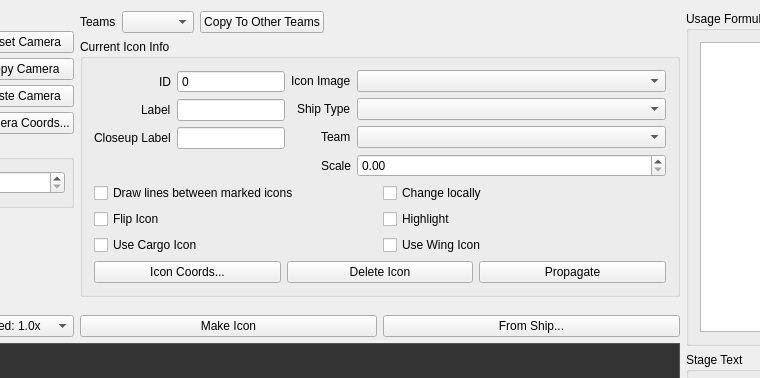
Qt form qtfred/ui/BriefingEditorDialog.ui (MjnMixael/fs2open.github.com) before a commit; both pictures show x 219 to 979 and y 0 to 378 of the 1505 by 725 pixel window.
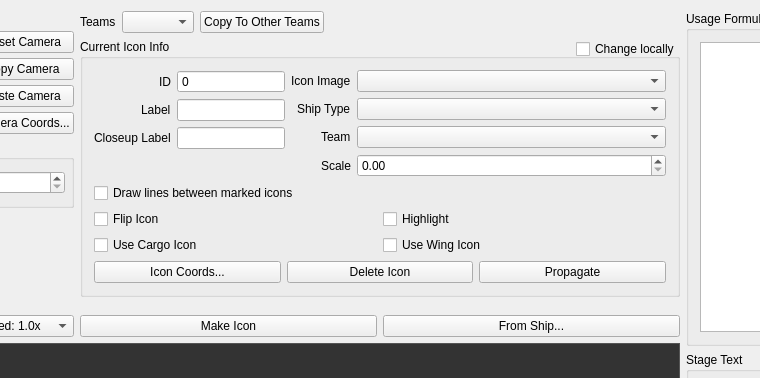
The same form after that commit. Icons and pictures are not drawn. Custom widgets are drawn as their Qt base class.

Commit message: qtfred: briefing icon editing conveniences and multi-select support

What changed in the file:
```diff
--- a/qtfred/ui/BriefingEditorDialog.ui
+++ b/qtfred/ui/BriefingEditorDialog.ui
@@ -322,7 +322,9 @@
           </layout>
          </item>
          <item>
-          <widget class="QGroupBox" name="currentIconInfoGroupBox">
+          <layout class="QGridLayout" name="currentIconOverlayLayout">
+           <item row="0" column="0">
+            <widget class="QGroupBox" name="currentIconInfoGroupBox">
            <property name="minimumSize">
             <size>
              <width>0</width>
@@ -444,13 +446,6 @@
                 </property>
                </widget>
               </item>
-              <item row="1" column="1">
-               <widget class="QCheckBox" name="changeLocallyCheckBox">
-                <property name="text">
-                 <string>Change locally</string>
-                </property>
-               </widget>
-              </item>
               <item row="1" column="0">
                <widget class="QCheckBox" name="drawLinesCheckBox">
                 <property name="text">
@@ -509,7 +504,16 @@
              </layout>
             </item>
            </layout>
-          </widget>
+            </widget>
+           </item>
+           <item row="0" column="0" alignment="Qt::AlignRight|Qt::AlignTop">
+            <widget class="QCheckBox" name="changeLocallyCheckBox">
+             <property name="text">
+              <string>Change locally</string>
+             </property>
+            </widget>
+           </item>
+          </layout>
          </item>
          <item>
           <spacer name="verticalSpacer">
```
The commit also changes 7 other files.
